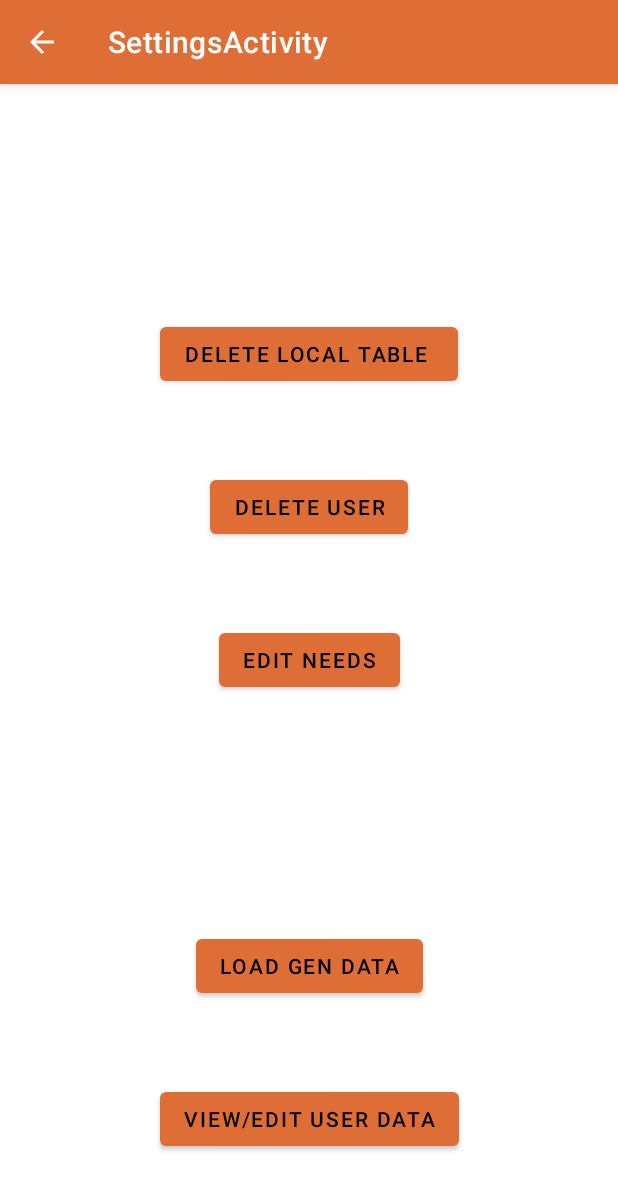
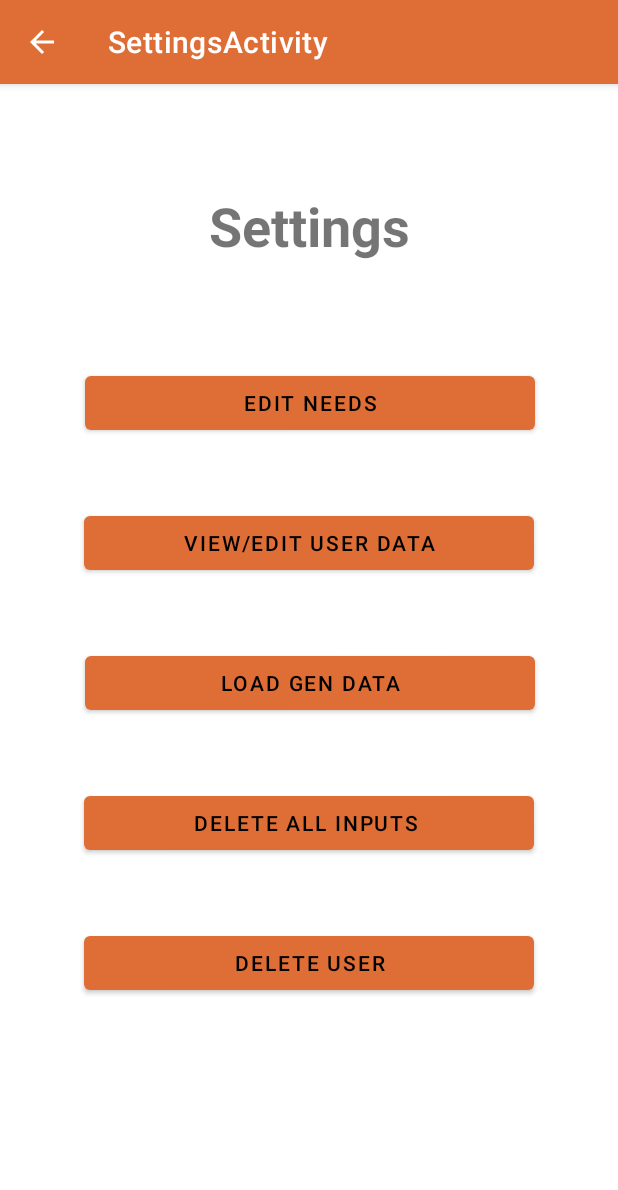
Before and after one commit to RunarReve/MoodTrackingApp, an Android app: the SettingsActivity screen opened directly, with no data from a screen before it, on a phone screen of 412 x 824 dp. Shown: the top 1190 px of the screen. Run offline under Robolectric (Android 15) with nearby library versions, the phone set to English and light mode, and no system bars; our stand-ins replace Firebase (no records; nobody signed in at launch, a user with empty details on screens opened directly).

Commit message:
Change in settings activity

```diff
--- a/Application/MoodTrack/app/src/main/res/layout/activity_settings.xml
+++ b/Application/MoodTrack/app/src/main/res/layout/activity_settings.xml
@@ -9,52 +9,68 @@
 
     <Button
         android:id="@+id/btnDeleteTable"
+        android:layout_width="300dp"
+        android:layout_height="wrap_content"
+        android:layout_marginTop="45dp"
+        android:text="Delete All Inputs "
+        app:layout_constraintEnd_toEndOf="parent"
+        app:layout_constraintStart_toStartOf="parent"
+        app:layout_constraintTop_toBottomOf="@+id/btnLoadPreData" />
+
+    <Button
+        android:id="@+id/btnEditNeed"
+        android:layout_width="300dp"
+        android:layout_height="wrap_content"
+        android:layout_marginBottom="45dp"
+        android:text="Edit Needs"
+        app:layout_constraintBottom_toTopOf="@+id/btnEditUserData"
+        app:layout_constraintEnd_toEndOf="parent"
+        app:layout_constraintHorizontal_bias="0.504"
+        app:layout_constraintStart_toStartOf="parent" />
+
+    <Button
+        android:id="@+id/btnLoadPreData"
+        android:layout_width="300dp"
+        android:layout_height="wrap_content"
+        android:layout_marginTop="32dp"
+        android:text="Load Gen Data"
+        app:layout_constraintBottom_toBottomOf="parent"
+        app:layout_constraintEnd_toEndOf="parent"
+        app:layout_constraintHorizontal_bias="0.504"
+        app:layout_constraintStart_toStartOf="parent"
+        app:layout_constraintTop_toTopOf="parent"
+        app:layout_constraintVertical_bias="0.499" />
+
+    <Button
+        android:id="@+id/btnEditUserData"
+        android:layout_width="300dp"
+        android:layout_height="wrap_content"
+        android:layout_marginBottom="45dp"
+        android:text="View/Edit User Data"
+        app:layout_constraintBottom_toTopOf="@+id/btnLoadPreData"
+        app:layout_constraintEnd_toEndOf="parent"
+        app:layout_constraintStart_toStartOf="parent" />
+
+    <Button
+        android:id="@+id/btnDeleteUser"
+        android:layout_width="300dp"
+        android:layout_height="wrap_content"
+        android:layout_marginTop="45dp"
+        android:text="Delete User"
+        app:layout_constraintEnd_toEndOf="parent"
+        app:layout_constraintStart_toStartOf="parent"
+        app:layout_constraintTop_toBottomOf="@+id/btnDeleteTable" />
+
+    <TextView
+        android:id="@+id/tvSettingsHeader"
         android:layout_width="wrap_content"
         android:layout_height="wrap_content"
-        android:text="Delete Local Table "
+        android:text="Settings"
+        android:textSize="36sp"
+        android:textStyle="bold"
         app:layout_constraintBottom_toTopOf="@+id/btnEditNeed"
         app:layout_constraintEnd_toEndOf="parent"
         app:layout_constraintStart_toStartOf="parent"
         app:layout_constraintTop_toTopOf="parent" />
 
-    <Button
-        android:id="@+id/btnEditNeed"
-        android:layout_width="wrap_content"
-        android:layout_height="wrap_content"
-        android:text="Edit Needs"
-        app:layout_constraintBottom_toBottomOf="parent"
-        app:layout_constraintEnd_toEndOf="parent"
-        app:layout_constraintStart_toStartOf="parent"
-        app:layout_constraintTop_toTopOf="parent" />
-
-    <Button
-        android:id="@+id/btnLoadPreData"
-        android:layout_width="wrap_content"
-        android:layout_height="wrap_content"
-        android:text="Load Gen Data"
-        app:layout_constraintBottom_toBottomOf="parent"
-        app:layout_constraintEnd_toEndOf="parent"
-        app:layout_constraintStart_toStartOf="parent"
-        app:layout_constraintTop_toBottomOf="@+id/btnEditNeed" />
-
-    <Button
-        android:id="@+id/btnEditUserData"
-        android:layout_width="wrap_content"
-        android:layout_height="wrap_content"
-        android:text="View/Edit User Data"
-        app:layout_constraintBottom_toBottomOf="parent"
-        app:layout_constraintEnd_toEndOf="parent"
-        app:layout_constraintStart_toStartOf="parent"
-        app:layout_constraintTop_toBottomOf="@+id/btnLoadPreData" />
-
-    <Button
-        android:id="@+id/btnDeleteUser"
-        android:layout_width="wrap_content"
-        android:layout_height="wrap_content"
-        android:text="Delete User"
-        app:layout_constraintBottom_toTopOf="@+id/btnEditNeed"
-        app:layout_constraintEnd_toEndOf="@+id/btnDeleteTable"
-        app:layout_constraintStart_toStartOf="@+id/btnDeleteTable"
-        app:layout_constraintTop_toBottomOf="@+id/btnDeleteTable" />
-
 </androidx.constraintlayout.widget.ConstraintLayout>
```
